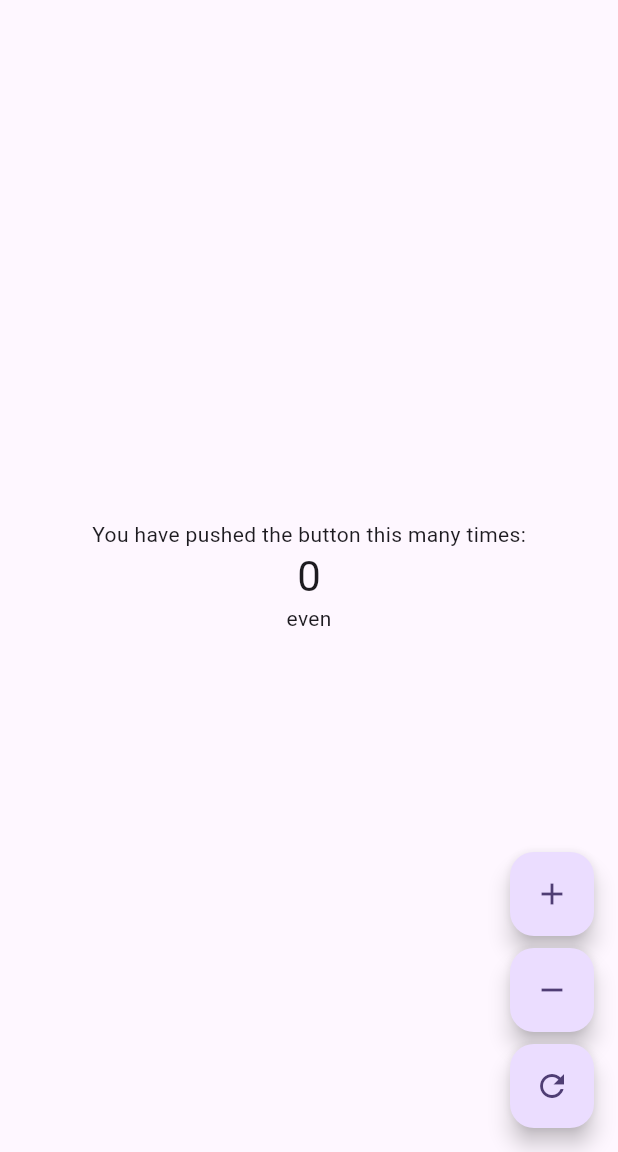
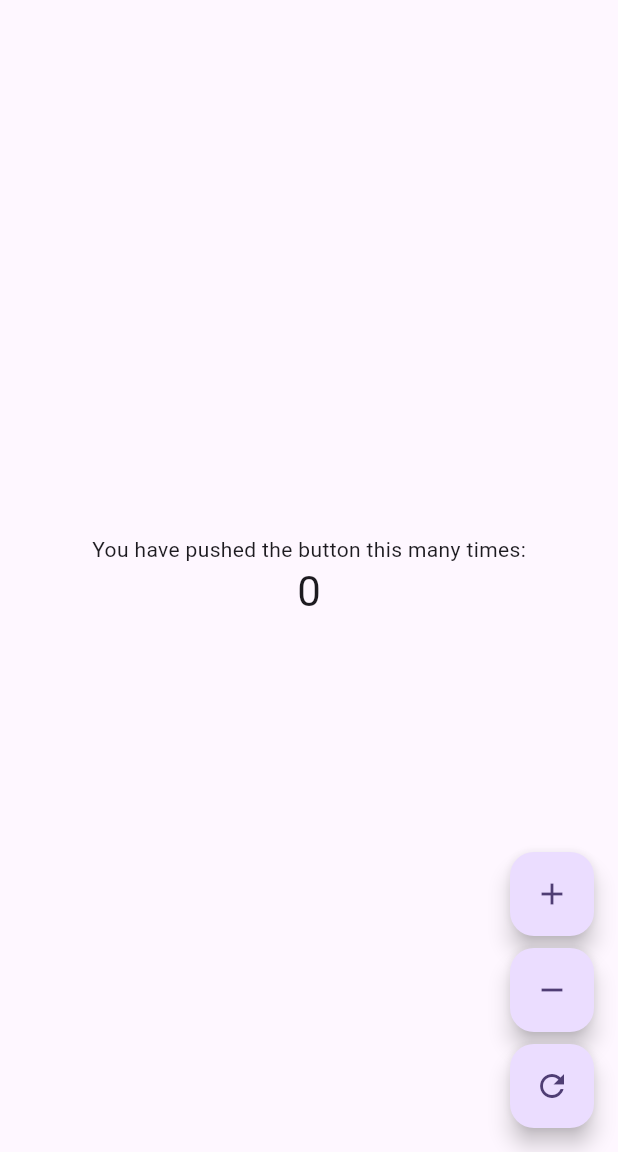
Before and after one commit to yuuya-1205/flutter-test-app, a Flutter app: the screen it shows after launch, after a tap on the "add" icon, after a tap on the "remove" icon, after a tap on the "refresh" icon, on a phone screen of 412 x 824 dp, the part 84-1236 px from its top. Run offline on Flutter 3.47's test engine with Material 3 defaults, Android fonts, the phone set to English and light mode, and no system bars; our stand-ins replace bloc, equatable, flutter_bloc.

Commit message:
Rewrite counter as a plain BLoC pattern
- Collapse Clean Architecture (domain/usecases/facade) into a simple bloc
- Define CounterEvent, CounterState and CounterBloc in one counter_bloc.dart
- CounterBloc() takes no arguments; UI sends events via context.read
- Move feature to lib/counter/; update tests; drop unused mocktail dep

Co-Authored-By: Claude Opus 4.8 <noreply@anthropic.com>
Claude-Session: https://claude.ai/code/session_01S55kLq5uhkUu2fVeMZeu3V

```diff
--- /dev/null
+++ b/lib/counter/counter_bloc.dart
@@ -0,0 +1,56 @@
+import 'package:bloc/bloc.dart';
+import 'package:equatable/equatable.dart';
+
+// ===== Event =====
+// カウンターに対する操作を表すイベント。Bloc と同じファイルにまとめる。
+
+sealed class CounterEvent extends Equatable {
+  const CounterEvent();
+
+  @override
+  List<Object?> get props => [];
+}
+
+/// 加算イベント。
+class CounterIncremented extends CounterEvent {
+  const CounterIncremented();
+}
+
+/// 減算イベント。
+class CounterDecremented extends CounterEvent {
+  const CounterDecremented();
+}
+
+/// 初期値（0）へのリセットイベント。
+class CounterReset extends CounterEvent {
+  const CounterReset();
+}
+
+// ===== State =====
+
+/// カウンターの状態。
+class CounterState extends Equatable {
+  const CounterState({this.count = 0});
+
+  final int count;
+
+  @override
+  List<Object?> get props => [count];
+}
+
+// ===== Bloc =====
+
+/// カウンターの状態管理を担う Bloc。
+class CounterBloc extends Bloc<CounterEvent, CounterState> {
+  CounterBloc() : super(const CounterState()) {
+    on<CounterIncremented>((event, emit) {
+      emit(CounterState(count: state.count + 1));
+    });
+    on<CounterDecremented>((event, emit) {
+      emit(CounterState(count: state.count - 1));
+    });
+    on<CounterReset>((event, emit) {
+      emit(const CounterState());
+    });
+  }
+}
--- a/lib/features/counter/presentation/pages/counter_page.dart
+++ b/lib/counter/counter_page.dart
@@ -1,13 +1,11 @@
 import 'package:flutter/material.dart';
 import 'package:flutter_bloc/flutter_bloc.dart';
 
-import '../bloc/counter_bloc.dart';
-import '../facade/counter_facade.dart';
+import 'counter_bloc.dart';
 
 /// カウンター画面。
 ///
-/// 状態の購読は [BlocBuilder] が、操作は [CounterFacade] が担当する。
-/// 画面は Bloc のイベントを直接知らない（Facade 越しに操作する）。
+/// 状態の購読は [BlocBuilder]、操作は `context.read<CounterBloc>().add(...)` で行う。
 class CounterPage extends StatelessWidget {
   const CounterPage({super.key, required this.title});
 
@@ -15,8 +13,6 @@ class CounterPage extends StatelessWidget {
 
   @override
   Widget build(BuildContext context) {
-    final facade = CounterFacade(context.read<CounterBloc>());
-
     return Scaffold(
       appBar: AppBar(
         backgroundColor: Theme.of(context).colorScheme.inversePrimary,
@@ -33,10 +29,6 @@ class CounterPage extends StatelessWidget {
                   '${state.count}',
                   style: Theme.of(context).textTheme.headlineMedium,
                 ),
-                Text(
-                  state.isEven ? 'even' : 'odd',
-                  style: Theme.of(context).textTheme.bodyMedium,
-                ),
               ],
             );
           },
@@ -48,21 +40,24 @@ class CounterPage extends StatelessWidget {
         children: <Widget>[
           FloatingActionButton(
             heroTag: 'increment',
-            onPressed: facade.increment,
+            onPressed: () =>
+                context.read<CounterBloc>().add(const CounterIncremented()),
             tooltip: 'Increment',
             child: const Icon(Icons.add),
           ),
           const SizedBox(height: 8),
           FloatingActionButton(
             heroTag: 'decrement',
-            onPressed: facade.decrement,
+            onPressed: () =>
+                context.read<CounterBloc>().add(const CounterDecremented()),
             tooltip: 'Decrement',
             child: const Icon(Icons.remove),
           ),
           const SizedBox(height: 8),
           FloatingActionButton(
             heroTag: 'reset',
-            onPressed: facade.reset,
+            onPressed: () =>
+                context.read<CounterBloc>().add(const CounterReset()),
             tooltip: 'Reset',
             child: const Icon(Icons.refresh),
           ),
--- a/lib/features/counter/domain/entities/counter.dart
+++ /dev/null
@@ -1,13 +0,0 @@
-import 'package:equatable/equatable.dart';
-
-/// ドメインのエンティティ。カウンターの「値」そのものを表す。
-///
-/// Equatable を継承しているため、値が等しければ同一オブジェクトとして扱われる。
-class Counter extends Equatable {
-  const Counter({required this.value});
-
-  final int value;
-
-  @override
-  List<Object?> get props => [value];
-}
--- a/lib/features/counter/presentation/bloc/counter_bloc.dart
+++ /dev/null
@@ -1,59 +0,0 @@
-import 'package:bloc/bloc.dart';
-import 'package:equatable/equatable.dart';
-
-import '../../domain/entities/counter.dart';
-
-part 'counter_event.dart';
-part 'counter_state.dart';
-
-/// カウンターの状態管理を担う Bloc。
-///
-/// 加算・減算・リセットの計算と、状態の組み立て・偶奇判定といった
-/// 「ヘルパー関数」をこの Bloc 内に閉じ込めている。
-class CounterBloc extends Bloc<CounterEvent, CounterState> {
-  CounterBloc() : super(const CounterState.initial()) {
-    on<CounterIncremented>(_onIncremented);
-    on<CounterDecremented>(_onDecremented);
-    on<CounterReset>(_onReset);
-  }
-
-  void _onIncremented(CounterIncremented event, Emitter<CounterState> emit) {
-    emit(_stateFrom(_incrementBy(event.step)));
-  }
-
-  void _onDecremented(CounterDecremented event, Emitter<CounterState> emit) {
-    emit(_stateFrom(_decrementBy(event.step)));
-  }
-
-  void _onReset(CounterReset event, Emitter<CounterState> emit) {
-    emit(_stateFrom(const Counter(value: 0)));
-  }
-
-  // ---- ヘルパー関数（Bloc 内に実装） ----
-
-  /// 現在の状態（[CounterState]）からドメインの [Counter] を組み立てる。
-  Counter get _currentCounter => Counter(value: state.count);
-
-  /// 現在値を [step] だけ加算した [Counter] を返す。
-  Counter _incrementBy(int step) {
-    return Counter(value: _currentCounter.value + step);
-  }
-
-  /// 現在値を [step] だけ減算した [Counter] を返す。
-  Counter _decrementBy(int step) {
-    return Counter(value: _currentCounter.value - step);
-  }
-
-  /// ドメインの [Counter] から画面用の [CounterState] を組み立てる。
-  CounterState _stateFrom(Counter counter) {
-    return CounterState(
-      count: counter.value,
-      parity: _parityOf(counter.value),
-    );
-  }
-
-  /// 値の偶奇を判定する。
-  CounterParity _parityOf(int value) {
-    return value.isEven ? CounterParity.even : CounterParity.odd;
-  }
-}
--- a/lib/features/counter/presentation/bloc/counter_event.dart
+++ /dev/null
@@ -1,34 +0,0 @@
-part of 'counter_bloc.dart';
-
-/// カウンターに対する操作を表すイベント。
-sealed class CounterEvent extends Equatable {
-  const CounterEvent();
-
-  @override
-  List<Object?> get props => [];
-}
-
-/// 加算イベント。
-class CounterIncremented extends CounterEvent {
-  const CounterIncremented({this.step = 1});
-
-  final int step;
-
-  @override
-  List<Object?> get props => [step];
-}
-
-/// 減算イベント。
-class CounterDecremented extends CounterEvent {
-  const CounterDecremented({this.step = 1});
-
-  final int step;
-
-  @override
-  List<Object?> get props => [step];
-}
-
-/// 初期値（0）へのリセットイベント。
-class CounterReset extends CounterEvent {
-  const CounterReset();
-}
--- a/lib/features/counter/presentation/bloc/counter_state.dart
+++ /dev/null
@@ -1,22 +0,0 @@
-part of 'counter_bloc.dart';
-
-/// カウンターの偶奇。表示やロジック分岐のための派生情報。
-enum CounterParity { even, odd }
-
-/// 画面が必要とするカウンターの状態。
-///
-/// [count] は表示する値、[parity] は偶奇（Bloc 内のヘルパー関数で算出される派生値）。
-class CounterState extends Equatable {
-  const CounterState({required this.count, required this.parity});
-
-  /// 初期状態（0 / 偶数）。
-  const CounterState.initial() : count = 0, parity = CounterParity.even;
-
-  final int count;
-  final CounterParity parity;
-
-  bool get isEven => parity == CounterParity.even;
-
-  @override
-  List<Object?> get props => [count, parity];
-}
--- a/lib/features/counter/presentation/facade/counter_facade.dart
+++ /dev/null
@@ -1,33 +0,0 @@
-import '../bloc/counter_bloc.dart';
-
-/// Facade（窓口）。
-///
-/// UI 層は Bloc のイベント（[CounterIncremented] 等）を直接知らず、この
-/// Facade の単純なメソッドだけを呼び出す。これにより「どんなイベントを
-/// add するか」という詳細を Facade の内側に隠蔽できる。
-class CounterFacade {
-  const CounterFacade(this._bloc);
-
-  final CounterBloc _bloc;
-
-  /// 現在の状態。
-  CounterState get state => _bloc.state;
-
-  /// 状態の変化ストリーム。
-  Stream<CounterState> get stateStream => _bloc.stream;
-
-  /// 加算する。
-  void increment({int step = 1}) {
-    _bloc.add(CounterIncremented(step: step));
-  }
-
-  /// 減算する。
-  void decrement({int step = 1}) {
-    _bloc.add(CounterDecremented(step: step));
-  }
-
-  /// 初期値に戻す。
-  void reset() {
-    _bloc.add(const CounterReset());
-  }
-}
--- a/lib/main.dart
+++ b/lib/main.dart
@@ -1,8 +1,8 @@
 import 'package:flutter/material.dart';
 import 'package:flutter_bloc/flutter_bloc.dart';
 
-import 'features/counter/presentation/bloc/counter_bloc.dart';
-import 'features/counter/presentation/pages/counter_page.dart';
+import 'counter/counter_bloc.dart';
+import 'counter/counter_page.dart';
 
 void main() {
   runApp(const MyApp());
--- a/pubspec.yaml
+++ b/pubspec.yaml
@@ -51,9 +51,8 @@ dev_dependencies:
   # rules and activating additional ones.
   flutter_lints: ^5.0.0
 
-  # Testing helpers for BLoC and dependency mocking.
+  # Testing helpers for BLoC.
   bloc_test: ^10.0.0
-  mocktail: ^1.0.4
 
 # For information on the generic Dart part of this file, see the
 # following page: https://dart.dev/tools/pub/pubspec
```
Also changed, not shown: 4 other files.
